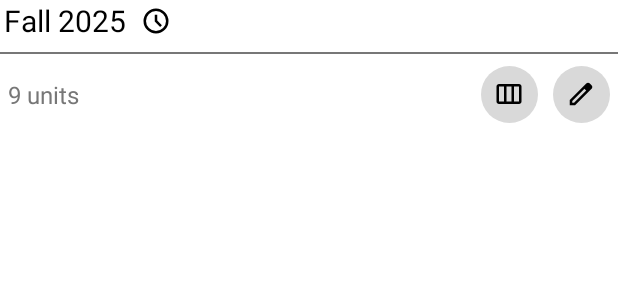
After one commit to darineabdelmotalib/cmpt362_GroupProject, an Android app: the layout component_semester_plan.xml on its own in the app's theme, with its tools: preview values and no code run, on a phone screen of 412 x 824 dp. The commit adds this screen. Shown: the top 300 px of the screen. Run offline under Robolectric (Android 15) with nearby library versions, the phone set to English and light mode, and no system bars.

Commit message:
Added semester planning UI
Added reusable UI components (course cards).
Added layouts for semester planning.

```diff
--- /dev/null
+++ b/app/src/main/res/drawable/btn_edit.xml
@@ -0,0 +1,15 @@
+<?xml version="1.0" encoding="utf-8"?>
+<layer-list xmlns:android="http://schemas.android.com/apk/res/android">
+    <item>
+        <shape android:shape="oval">
+            <solid android:color="@color/button_edit" />
+            <size android:width="38dp" android:height="38dp" />
+        </shape>
+    </item>
+
+    <item
+        android:drawable="@drawable/ic_edit"
+        android:width="20dp"
+        android:height="20dp"
+        android:gravity="center" />
+</layer-list>
--- /dev/null
+++ b/app/src/main/res/drawable/btn_view_schedule.xml
@@ -0,0 +1,15 @@
+<?xml version="1.0" encoding="utf-8"?>
+<layer-list xmlns:android="http://schemas.android.com/apk/res/android">
+    <item>
+        <shape android:shape="oval">
+            <solid android:color="@color/button_view_schedule" />
+            <size android:width="38dp" android:height="38dp" />
+        </shape>
+    </item>
+
+    <item
+        android:drawable="@drawable/ic_view_schedule"
+        android:width="20dp"
+        android:height="20dp"
+        android:gravity="center" />
+</layer-list>
--- /dev/null
+++ b/app/src/main/res/drawable/ic_chevron_right.xml
@@ -0,0 +1,5 @@
+<vector xmlns:android="http://schemas.android.com/apk/res/android" android:height="24dp" android:tint="#000000" android:viewportHeight="24" android:viewportWidth="24" android:width="24dp">
+
+    <path android:fillColor="@android:color/white" android:pathData="M10,6L8.59,7.41 13.17,12l-4.58,4.59L10,18l6,-6z"/>
+
+</vector>
--- /dev/null
+++ b/app/src/main/res/drawable/ic_edit.xml
@@ -0,0 +1,9 @@
+<vector xmlns:android="http://schemas.android.com/apk/res/android"
+    android:width="24dp"
+    android:height="24dp"
+    android:viewportWidth="960"
+    android:viewportHeight="960">
+  <path
+      android:pathData="M200,760h57l391,-391 -57,-57 -391,391v57ZM120,840v-170l528,-527q12,-11 26.5,-17t30.5,-6q16,0 31,6t26,18l55,56q12,11 17.5,26t5.5,30q0,16 -5.5,30.5T817,313L290,840L120,840ZM760,256 L704,200 760,256ZM619,341 L591,312 648,369 619,341Z"
+      android:fillColor="#000000"/>
+</vector>
--- /dev/null
+++ b/app/src/main/res/drawable/ic_schedule_clock.xml
@@ -0,0 +1,9 @@
+<vector xmlns:android="http://schemas.android.com/apk/res/android"
+    android:width="24dp"
+    android:height="24dp"
+    android:viewportWidth="960"
+    android:viewportHeight="960">
+  <path
+      android:pathData="m612,668 l56,-56 -148,-148v-184h-80v216l172,172ZM480,880q-83,0 -156,-31.5T197,763q-54,-54 -85.5,-127T80,480q0,-83 31.5,-156T197,197q54,-54 127,-85.5T480,80q83,0 156,31.5T763,197q54,54 85.5,127T880,480q0,83 -31.5,156T763,763q-54,54 -127,85.5T480,880ZM480,480ZM480,800q133,0 226.5,-93.5T800,480q0,-133 -93.5,-226.5T480,160q-133,0 -226.5,93.5T160,480q0,133 93.5,226.5T480,800Z"
+      android:fillColor="#000000"/>
+</vector>
--- /dev/null
+++ b/app/src/main/res/drawable/ic_view_schedule.xml
@@ -0,0 +1,9 @@
+<vector xmlns:android="http://schemas.android.com/apk/res/android"
+    android:width="24dp"
+    android:height="24dp"
+    android:viewportWidth="960"
+    android:viewportHeight="960">
+  <path
+      android:pathData="M160,720h160v-480L160,240v480ZM400,720h160v-480L400,240v480ZM640,720h160v-480L640,240v480ZM160,800q-33,0 -56.5,-23.5T80,720v-480q0,-33 23.5,-56.5T160,160h640q33,0 56.5,23.5T880,240v480q0,33 -23.5,56.5T800,800L160,800Z"
+      android:fillColor="#000000"/>
+</vector>
--- /dev/null
+++ b/app/src/main/res/layout/component_semester_plan.xml
@@ -0,0 +1,128 @@
+<?xml version="1.0" encoding="utf-8"?>
+
+<!--Component for semester plan-->
+<!--
+ids:
+(defined in ids.xml)
+    semester_term = Term ("Fall 2025")
+    semester_total_credits = Units ("9 units")
+(not defined in ids.xml)
+    button_view_schedule = View Schedule Button
+    button_edit_schedule = Edit Schedule Button
+    scheduled_icon = ImageView of clock icon that indicates it's a future semester
+-->
+<!--
+ids from uicomponent_course_card_01 :
+(defined in ids.xml)
+    course_code = Course code ("CMPT 362")
+    course_credits = Course units ("(3)")
+    course_title = Course title ("Mobile Appli..")
+    course_instructor = Course instructor ("Xingdong Yang")
+-->
+<LinearLayout xmlns:android="http://schemas.android.com/apk/res/android"
+    xmlns:app="http://schemas.android.com/apk/res-auto"
+    xmlns:tools="http://schemas.android.com/tools"
+    android:layout_width="match_parent"
+    android:layout_height="match_parent"
+    android:orientation="vertical">
+
+    <!--Header-->
+    <LinearLayout
+        android:layout_width="match_parent"
+        android:layout_height="wrap_content"
+        android:orientation="vertical">
+
+        <androidx.constraintlayout.widget.ConstraintLayout
+            android:layout_width="wrap_content"
+            android:layout_height="wrap_content"
+            android:orientation="horizontal"
+            android:paddingBottom="3dp"
+            android:layout_marginLeft="2.5dp">
+
+            <TextView
+                android:id="@id/semester_term"
+                android:layout_width="wrap_content"
+                android:layout_height="wrap_content"
+                android:text="Fall 2025"
+                android:textColor="@android:color/black"
+                android:textSize="20dp"
+                app:layout_constraintBottom_toBottomOf="parent"
+                app:layout_constraintStart_toStartOf="parent" />
+
+            <ImageView
+                android:id="@+id/scheduled_icon"
+                android:layout_width="20dp"
+                android:layout_height="20dp"
+                android:layout_marginLeft="10dp"
+                android:src="@drawable/ic_schedule_clock"
+                app:layout_constraintBottom_toBottomOf="parent"
+                app:layout_constraintStart_toEndOf="@+id/semester_term"
+                app:layout_constraintTop_toTopOf="parent" />
+
+        </androidx.constraintlayout.widget.ConstraintLayout>
+
+        <!-- Black underline -->
+        <View
+            android:layout_width="match_parent"
+            android:layout_height="1.5dp"
+            android:layout_marginTop="4dp"
+            android:background="@color/semester_plan_outline" />
+
+    </LinearLayout>
+
+    <!--Section with units and buttons-->
+    <androidx.constraintlayout.widget.ConstraintLayout
+        android:layout_width="match_parent"
+        android:layout_height="wrap_content"
+        android:layout_marginTop="8dp"
+        android:layout_marginLeft="5dp"
+        android:layout_marginRight="5dp">
+
+        <TextView
+            android:id="@id/semester_total_credits"
+            android:layout_width="wrap_content"
+            android:layout_height="wrap_content"
+            android:text="9 units"
+            android:textColor="@color/semester_plan_credits"
+            android:textSize="16dp"
+            app:layout_constraintBottom_toBottomOf="parent"
+            app:layout_constraintStart_toStartOf="parent"
+            app:layout_constraintTop_toTopOf="parent" />
+
+        <LinearLayout
+            android:layout_width="wrap_content"
+            android:layout_height="wrap_content"
+            android:orientation="horizontal"
+            app:layout_constraintBottom_toBottomOf="parent"
+            app:layout_constraintEnd_toEndOf="parent"
+            app:layout_constraintTop_toTopOf="parent">
+
+            <ImageButton
+                android:id="@+id/button_view_schedule"
+                android:layout_width="wrap_content"
+                android:layout_height="wrap_content"
+                android:background="@drawable/btn_view_schedule"
+                android:contentDescription="View Schedule"/>
+
+            <ImageButton
+                android:id="@+id/button_edit_schedule"
+                android:layout_width="wrap_content"
+                android:layout_height="wrap_content"
+                android:layout_marginLeft="10dp"
+                android:background="@drawable/btn_edit"
+                android:contentDescription="Edit Schedule" />
+
+        </LinearLayout>
+
+    </androidx.constraintlayout.widget.ConstraintLayout>
+
+    <!--List view for course cards-->
+    <!--items will use ui_component_course_card_01-->
+    <ListView
+        android:layout_width="match_parent"
+        android:layout_height="wrap_content"
+        android:layout_marginLeft="2.5dp"
+        android:layout_marginRight="2.5dp">
+    </ListView>
+
+</LinearLayout>
--- a/app/src/main/res/values/colors.xml
+++ b/app/src/main/res/values/colors.xml
@@ -7,4 +7,23 @@
     <color name="teal_700">#FF018786</color>
     <color name="black">#FF000000</color>
     <color name="white">#FFFFFFFF</color>
+    <color name="gray">#767676</color>
+
+    <!--UI COMPONENT COLORS-->
+    <!--course card colors-->
+    <color name="course_card_header">#F3F3F3</color>
+    <color name="course_card_details">#FFFFFFFF</color>
+    <color name="course_card_outline">#A4A4A4</color>
+
+    <!--button colors-->
+    <color name="button_edit">#D9D9D9</color>
+    <color name="button_view_schedule">#D9D9D9</color>
+    <!--/UI COMPONENT COLORS-->
+
+    <!--SEMESTER PLAN-->
+    <color name="semester_plan_outline">#777777</color>
+    <color name="semester_plan_credits">#777777</color>
+    <!--/SEMESTER PLAN-->
+
+
 </resources>
```
Also changed, not shown: app/src/main/res/drawable/bg_course_card_01.xml (added, +14 -0 lines), app/src/main/res/drawable/bg_course_card_02.xml (added, +12 -0 lines), app/src/main/res/drawable/bg_course_card_02_details.xml (added, +22 -0 lines), app/src/main/res/drawable/bg_course_card_02_header.xml (added, +22 -0 lines), app/src/main/res/layout/fragment_semester_plan.xml (added, +42 -0 lines), app/src/main/res/layout/uicomponent_course_card_01.xml (added, +59 -0 lines), app/src/main/res/layout/uicomponent_course_card_02.xml (added, +204 -0 lines), app/src/main/res/values/ids.xml (added, +22 -0 lines), app/src/main/res/vectors/edit.svg (added), app/src/main/res/vectors/schedule.svg (added), app/src/main/res/vectors/view_schedule.svg (added).
